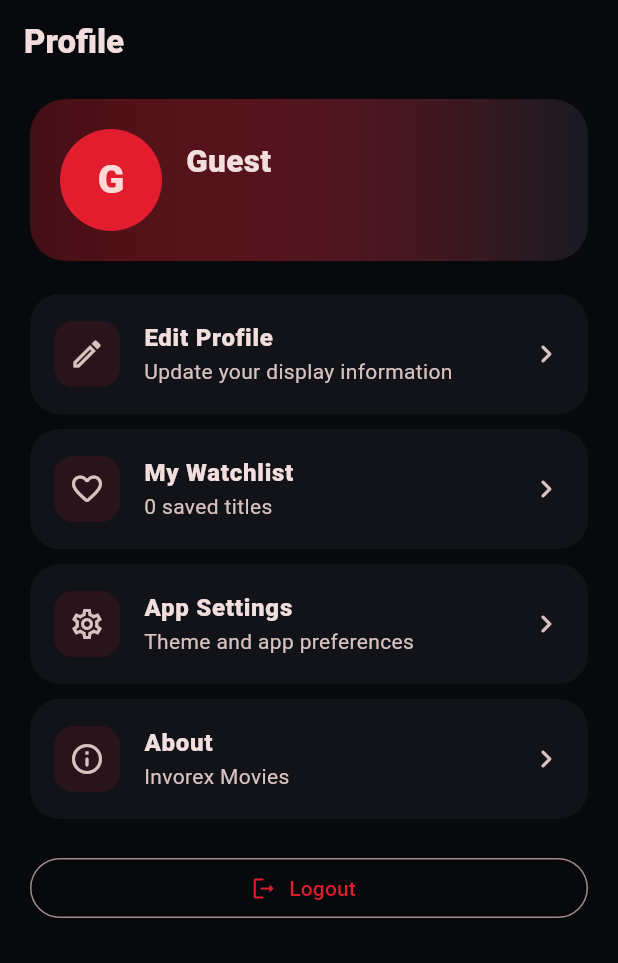
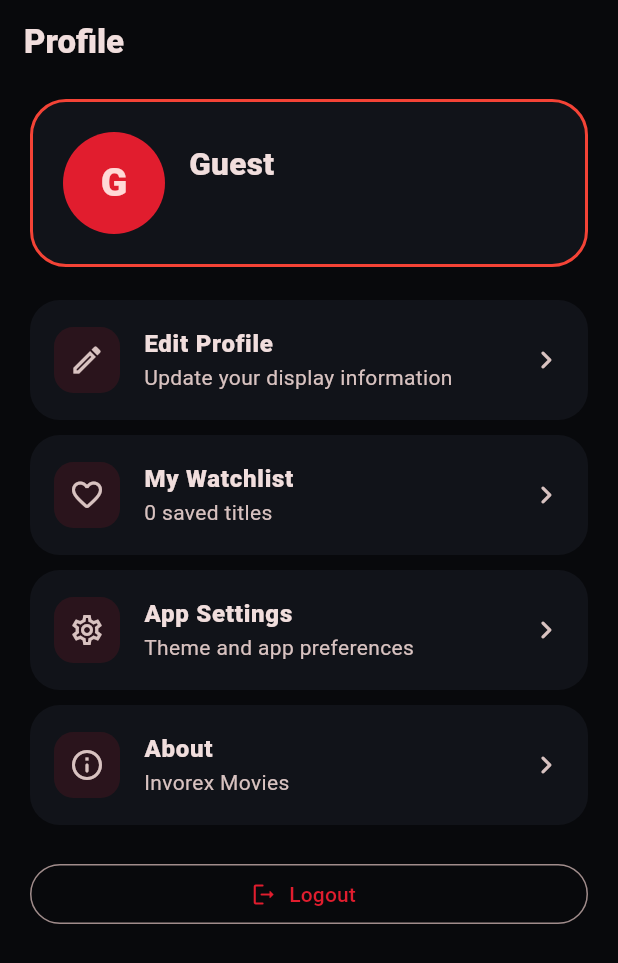
Before and after one commit to moeezulislamkhan/Invorex_Movie, a Flutter app: the ProfileScreen screen opened directly, on a phone screen of 412 x 824 dp. Shown: the top 963 px of the screen. Run offline on Flutter 3.47's test engine with Material 3 defaults, Android fonts, the phone set to English and light mode, and no system bars; our stand-ins replace chewie, cloud_firestore, firebase_auth, firebase_core, shared_preferences, video_player; accounts and stored records are empty.

Commit message:
Update profile screen

```diff
--- a/lib/screens/profile_screen.dart
+++ b/lib/screens/profile_screen.dart
@@ -38,11 +38,12 @@ class ProfileScreen extends StatelessWidget {
             padding: const EdgeInsets.all(20),
             decoration: BoxDecoration(
               borderRadius: BorderRadius.circular(24),
-              gradient: LinearGradient(
-                colors: [
-                  Theme.of(context).colorScheme.primary.withValues(alpha: 0.28),
-                  const Color(0xFF171A21),
-                ],
+              color: Theme.of(context).brightness == Brightness.dark
+                  ? const Color(0xFF111319)
+                  : Colors.white,
+              border: Border.all(
+                color: Colors.red,
+                width: 2,
               ),
             ),
             child: Row(
@@ -73,7 +74,11 @@ class ProfileScreen extends StatelessWidget {
                       const SizedBox(height: 4),
                       Text(
                         auth.email,
-                        style: TextStyle(color: Theme.of(context).colorScheme.onBackground.withOpacity(0.6)),
+                        style: TextStyle(
+                            color: Theme.of(context)
+                                .colorScheme
+                                .onBackground
+                                .withOpacity(0.6)),
                       ),
                     ],
                   ),
@@ -94,14 +99,16 @@ class ProfileScreen extends StatelessWidget {
             icon: Icons.favorite_border_rounded,
             title: 'My Watchlist',
             subtitle: '$count saved title${count == 1 ? '' : 's'}',
-            onTap: () => _showInfo(context, 'Use the Watchlist tab to manage saved titles.'),
+            onTap: () => _showInfo(
+                context, 'Use the Watchlist tab to manage saved titles.'),
           ),
           _item(
             context,
             icon: Icons.settings_outlined,
             title: 'App Settings',
             subtitle: 'Theme and app preferences',
-            onTap: () => _showInfo(context, 'The project currently uses a premium dark Material 3 theme.'),
+            onTap: () => _showInfo(context,
+                'The project currently uses a premium dark Material 3 theme.'),
           ),
           _item(
             context,
@@ -146,7 +153,8 @@ class ProfileScreen extends StatelessWidget {
           width: 44,
           height: 44,
           decoration: BoxDecoration(
-            color: Theme.of(context).colorScheme.primary.withValues(alpha: 0.12),
+            color:
+                Theme.of(context).colorScheme.primary.withValues(alpha: 0.12),
             borderRadius: BorderRadius.circular(13),
           ),
           child: Icon(icon),
@@ -232,6 +240,7 @@ Future<void> _editProfile(BuildContext context) async {
       );
     }
   }
+
   void _showInfo(BuildContext context, String message) {
     showModalBottomSheet(
       context: context,
```
Lines whose indentation alone changed are shown as unchanged.
